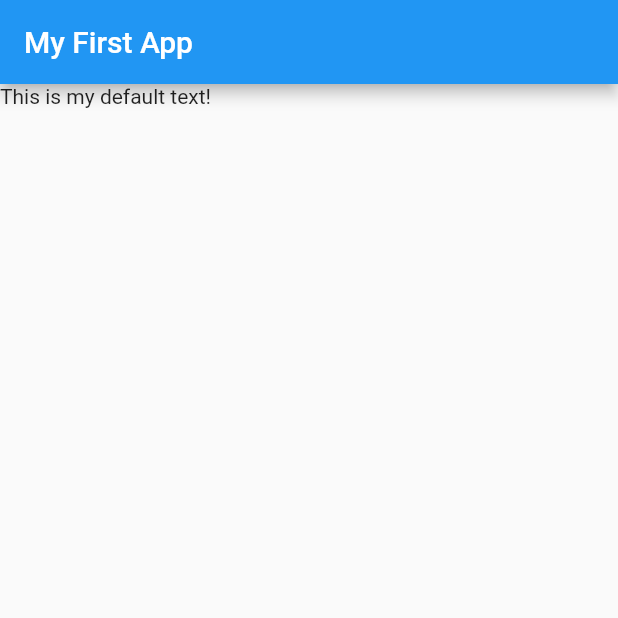
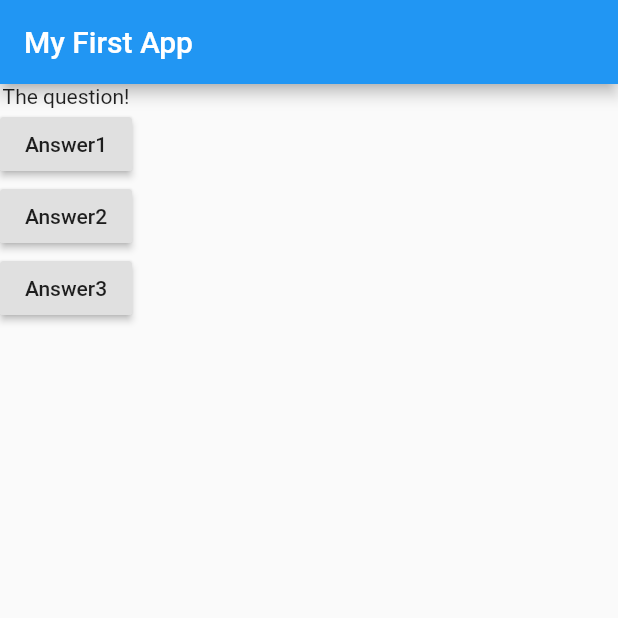
Before and after one commit to mcooper7649/flutter-first-project, a Flutter app: the screen it shows after launch, on a phone screen of 412 x 824 dp, the top half of it. Run offline on Flutter 3.47's test engine with Material 2 defaults, Android fonts, the phone set to English and light mode, and no system bars.

Commit message:
raised buttons and anonymouse functions

```diff
--- a/lib/main.dart
+++ b/lib/main.dart
@@ -9,6 +9,14 @@ import 'package:flutter/material.dart';
 void main() => runApp(MyApp());
 
 class MyApp extends StatelessWidget {
+  void answerQuestion() {
+    print('answer chosen');
+  }
+
+  var questions = [
+    "What\'s your favorite color?",
+    "What\s your favorite animal?",
+  ];
   @override
   Widget build(BuildContext context) {
     return MaterialApp(
@@ -16,7 +24,23 @@ class MyApp extends StatelessWidget {
         appBar: AppBar(
           title: Text('My First App'),
         ),
-        body: Text('This is my default text!'),
+        body: Column(
+          children: <Widget>[
+            Text('The question!'),
+            RaisedButton(
+              child: Text('Answer1'),
+              onPressed: answerQuestion,
+            ),
+            RaisedButton(
+              child: Text('Answer2'),
+              onPressed: () => print('answer 2'),
+            ),
+            RaisedButton(
+              child: Text('Answer3'),
+              onPressed: answerQuestion,
+            ),
+          ],
+        ),
       ),
     );
   }
```
